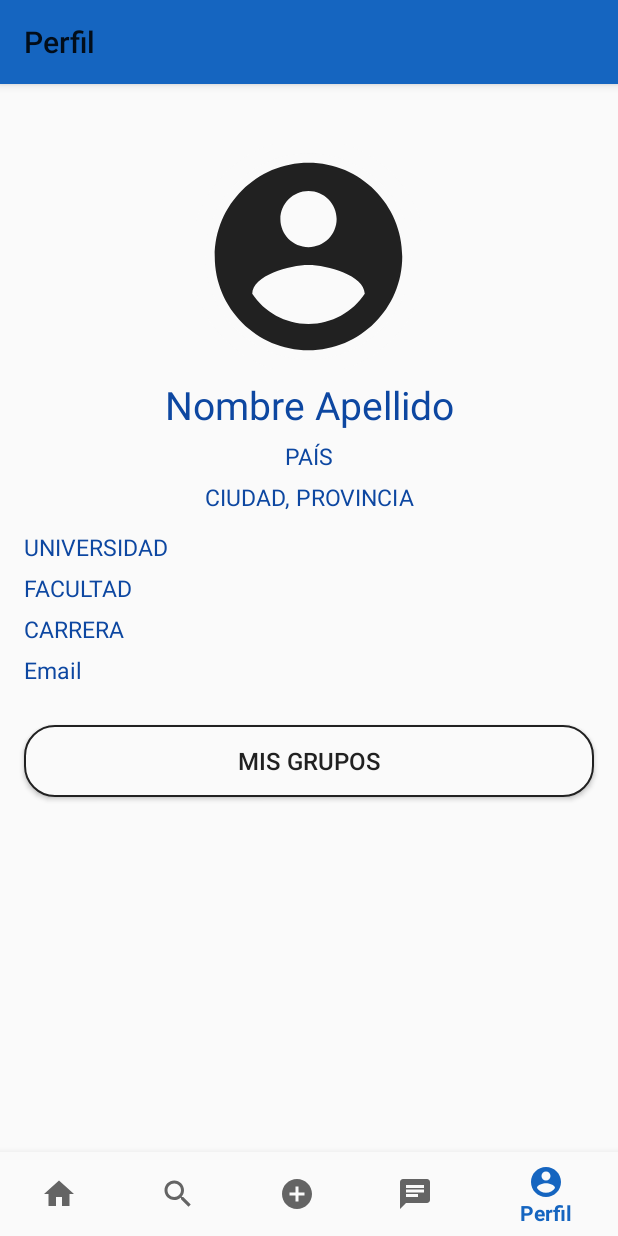
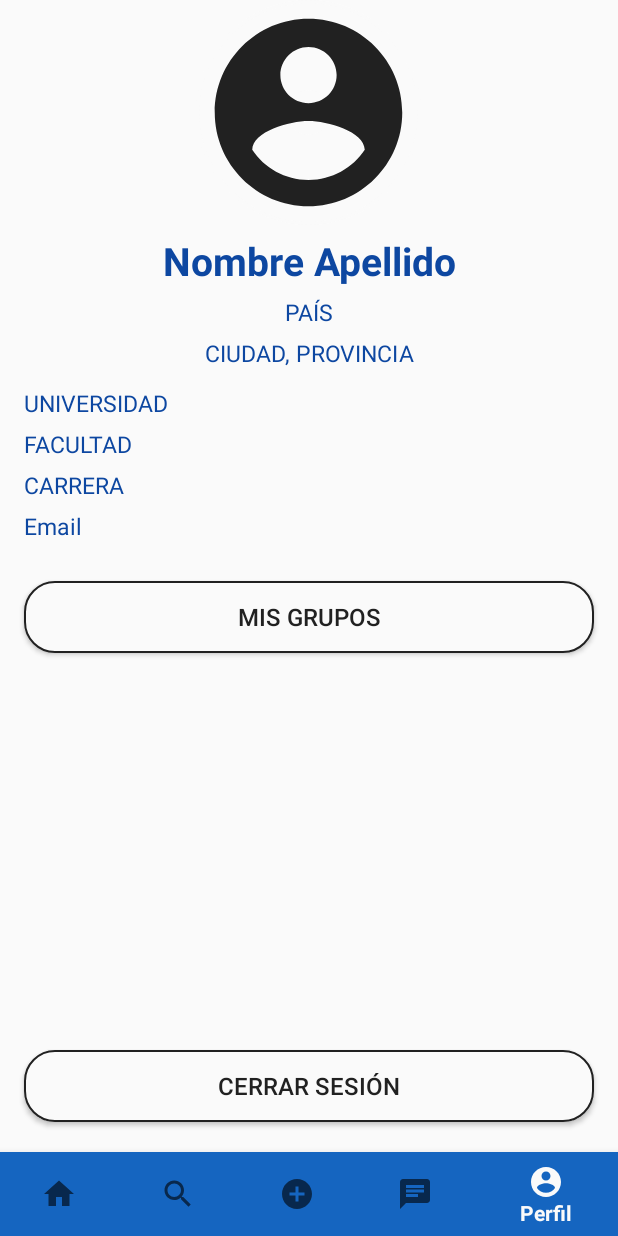
Before and after one commit to alanbraidot/StudyGroup, an Android app: the AccountFragment screen opened through its navigation route, on a phone screen of 412 x 824 dp. Run offline under Robolectric (Android 15) with nearby library versions, the phone set to English and light mode, and no system bars; our stand-ins replace CircleImageView, navigation-ui; 8 statements that could not run were skipped.

Commit message:
Se completo la logica de AccountFragment

```diff
--- a/app/src/main/java/com/example/studygroup/activities/LoginActivity.java
+++ b/app/src/main/java/com/example/studygroup/activities/LoginActivity.java
@@ -59,11 +59,12 @@ public class LoginActivity extends AppCompatActivity {
     private void actualizarUI(GoogleSignInAccount account){
         if(account !=null){
             Intent i = new Intent(getApplicationContext(), MainActivity.class);
+            //TODO Cargar MainActivity.usuarioActivo con el usuario que se logueo.
             startActivity(i);
             finish();
         }
         else {
-            //TODO Configurar boton de login
+            //TODO Configurar boton de login.
         }
     }
 
--- a/app/src/main/java/com/example/studygroup/activities/MainActivity.java
+++ b/app/src/main/java/com/example/studygroup/activities/MainActivity.java
@@ -2,29 +2,37 @@ package com.example.studygroup.activities;
 
 import android.content.Intent;
 import android.os.Bundle;
+import android.view.MenuItem;
+import android.widget.Button;
+import android.widget.TextView;
 
 import com.example.studygroup.R;
+import com.example.studygroup.domain.Estudiante;
 import com.google.android.gms.auth.api.signin.GoogleSignIn;
 import com.google.android.gms.auth.api.signin.GoogleSignInAccount;
 import com.google.android.gms.auth.api.signin.GoogleSignInClient;
 import com.google.android.gms.auth.api.signin.GoogleSignInOptions;
 import com.google.android.material.bottomnavigation.BottomNavigationView;
 
+import androidx.annotation.NonNull;
+import androidx.appcompat.app.ActionBar;
 import androidx.appcompat.app.AppCompatActivity;
 import androidx.navigation.NavController;
 import androidx.navigation.Navigation;
 import androidx.navigation.ui.AppBarConfiguration;
 import androidx.navigation.ui.NavigationUI;
 
+import de.hdodenhof.circleimageview.CircleImageView;
+
 public class MainActivity extends AppCompatActivity {
+
+    public static Estudiante usuarioActivo=null;
 
     @Override
     protected void onCreate(Bundle savedInstanceState) {
         super.onCreate(savedInstanceState);
         setContentView(R.layout.activity_main);
         BottomNavigationView navView = findViewById(R.id.nav_view);
-        // Passing each menu ID as a set of Ids because each
-        // menu should be considered as top level destinations.
         AppBarConfiguration appBarConfiguration = new AppBarConfiguration.Builder(
                 R.id.navigation_home, R.id.navigation_search, R.id.navigation_create, R.id.navigation_chat, R.id.navigation_account)
                 .build();
@@ -32,6 +40,10 @@ public class MainActivity extends AppCompatActivity {
         NavigationUI.setupActionBarWithNavController(this, navController, appBarConfiguration);
         NavigationUI.setupWithNavController(navView, navController);
 
+        ActionBar actionBar = getSupportActionBar();
+        actionBar.hide();
     }
 
+
+
 }
--- a/app/src/main/java/com/example/studygroup/activities/fragments/account/AccountFragment.java
+++ b/app/src/main/java/com/example/studygroup/activities/fragments/account/AccountFragment.java
@@ -2,6 +2,10 @@ package com.example.studygroup.activities.fragments.account;
 
 import androidx.lifecycle.ViewModelProviders;
 
+import android.app.AlertDialog;
+import android.content.Context;
+import android.content.DialogInterface;
+import android.content.Intent;
 import android.os.Bundle;
 
 import androidx.annotation.NonNull;
@@ -10,25 +14,88 @@ import androidx.fragment.app.Fragment;
 import android.view.LayoutInflater;
 import android.view.View;
 import android.view.ViewGroup;
+import android.widget.Button;
+import android.widget.TextView;
 
 import com.example.studygroup.R;
+import com.example.studygroup.activities.LoginActivity;
+import com.example.studygroup.activities.MainActivity;
+
+import de.hdodenhof.circleimageview.CircleImageView;
 
 public class AccountFragment extends Fragment {
 
     private AccountViewModel mViewModel;
 
+    private CircleImageView fotoPerfil;
+    private TextView nombre;
+    private TextView pais;
+    private TextView ciudadProvincia;
+    private TextView universidad;
+    private TextView facultad;
+    private TextView carrera;
+    private TextView email;
+    private Button btnMisGrupos;
+    private Button btnCerrarSesion;
+
+    private Context context;
+
     public View onCreateView(@NonNull LayoutInflater inflater,
-                             ViewGroup container, Bundle savedInstanceState) {
-        mViewModel =
-                ViewModelProviders.of(this).get(AccountViewModel.class);
+                             final ViewGroup container, Bundle savedInstanceState) {
+        mViewModel = ViewModelProviders.of(this).get(AccountViewModel.class);
         View root = inflater.inflate(R.layout.fragment_account, container, false);
-        /*final TextView textView = root.findViewById(R.id.text_account);
-        mViewModel.getText().observe(this, new Observer<String>() {
+        context = root.getContext();
+
+        fotoPerfil = (CircleImageView) root.findViewById(R.id.image_foto_perfil);
+        nombre = (TextView) root.findViewById(R.id.tv_nombre_perfil);
+        pais = (TextView) root.findViewById(R.id.tv_pais_perfil);
+        ciudadProvincia = (TextView) root.findViewById(R.id.tv_ciudad_perfil);
+        universidad = (TextView) root.findViewById(R.id.tv_universidad_perfil);
+        facultad = (TextView) root.findViewById(R.id.tv_facultad_perfil);
+        carrera = (TextView) root.findViewById(R.id.tv_carrera_perfil);
+        email = (TextView) root.findViewById(R.id.tv_email_perfil);
+        btnMisGrupos = (Button) root.findViewById(R.id.btn_misgrupos_perfil);
+        btnCerrarSesion = (Button) root.findViewById(R.id.btn_cerrar_sesion_perfil);
+
+        fotoPerfil.setImageBitmap(MainActivity.usuarioActivo.getFoto());
+        nombre.setText(MainActivity.usuarioActivo.getNombre());
+        pais.setText(MainActivity.usuarioActivo.getDomicilio().getPaisEnum().toString());
+        ciudadProvincia.setText(MainActivity.usuarioActivo.getDomicilio().getCiudadEnum().toString()+", "+MainActivity.usuarioActivo.getDomicilio().getProvinciaEnum().toString());
+        universidad.setText(MainActivity.usuarioActivo.getCarrera().getFacultad().getUniversidad().getUniversidadEnum().toString());
+        facultad.setText(MainActivity.usuarioActivo.getCarrera().getFacultad().getFacultadEnum().toString());
+        carrera.setText(MainActivity.usuarioActivo.getCarrera().getCarreraEnum().toString());
+        email.setText(MainActivity.usuarioActivo.getEmail());
+
+        btnMisGrupos.setOnClickListener(new View.OnClickListener() {
             @Override
-            public void onChanged(@Nullable String s) {
-                textView.setText(s);
+            public void onClick(View v) {
+                //TODO Cargar activity MyGroups.
             }
-        });*/
+        });
+
+        btnCerrarSesion.setOnClickListener(new View.OnClickListener() {
+            @Override
+            public void onClick(View v) {
+                AlertDialog.Builder builder = new AlertDialog.Builder(context);
+                builder.setMessage(R.string.dialog_cerrar_sesion)
+                        .setPositiveButton(R.string.positive_button, new DialogInterface.OnClickListener() {
+                            @Override
+                            public void onClick(DialogInterface dialog, int which) {
+                                MainActivity.usuarioActivo=null;
+                                Intent i = new Intent(context, LoginActivity.class);
+                                startActivity(i);
+                            }
+                        })
+                        .setNegativeButton(R.string.negative_button, new DialogInterface.OnClickListener() {
+                            @Override
+                            public void onClick(DialogInterface dialog, int which) {
+
+                            }
+                        });
+                AlertDialog dialog = builder.create();
+                dialog.show();
+            }
+        });
         return root;
     }
 }
--- a/app/src/main/res/layout/activity_main.xml
+++ b/app/src/main/res/layout/activity_main.xml
@@ -5,18 +5,6 @@
     android:id="@+id/container"
     android:layout_width="match_parent"
     android:layout_height="match_parent">
-
-    <com.google.android.material.bottomnavigation.BottomNavigationView
-        android:id="@+id/nav_view"
-        android:layout_width="0dp"
-        android:layout_height="wrap_content"
-        android:layout_marginStart="0dp"
-        android:layout_marginEnd="0dp"
-        android:background="?android:attr/windowBackground"
-        app:layout_constraintBottom_toBottomOf="parent"
-        app:layout_constraintLeft_toLeftOf="parent"
-        app:layout_constraintRight_toRightOf="parent"
-        app:menu="@menu/bottom_nav_menu" />
 
     <fragment
         android:id="@+id/nav_host_fragment"
@@ -30,4 +18,17 @@
         app:layout_constraintTop_toTopOf="parent"
         app:navGraph="@navigation/mobile_navigation" />
 
+    <com.google.android.material.bottomnavigation.BottomNavigationView
+        android:id="@+id/nav_view"
+        android:layout_width="0dp"
+        android:layout_height="wrap_content"
+        android:layout_marginStart="0dp"
+        android:layout_marginEnd="0dp"
+        android:background="?android:attr/windowBackground"
+        app:itemBackground="@color/colorBgNavBottomBar"
+        app:layout_constraintBottom_toBottomOf="parent"
+        app:layout_constraintLeft_toLeftOf="parent"
+        app:layout_constraintRight_toRightOf="parent"
+        app:menu="@menu/bottom_nav_menu" />
+
 </androidx.constraintlayout.widget.ConstraintLayout>
--- a/app/src/main/res/layout/fragment_account.xml
+++ b/app/src/main/res/layout/fragment_account.xml
@@ -1,104 +1,130 @@
 <?xml version="1.0" encoding="utf-8"?>
-<LinearLayout xmlns:android="http://schemas.android.com/apk/res/android"
+<androidx.constraintlayout.widget.ConstraintLayout xmlns:android="http://schemas.android.com/apk/res/android"
     xmlns:app="http://schemas.android.com/apk/res-auto"
     xmlns:tools="http://schemas.android.com/tools"
     android:layout_width="match_parent"
     android:layout_height="match_parent"
-    android:orientation="vertical">
+    android:paddingBottom="50dp">
 
-    <ImageView
+    <LinearLayout
+        android:layout_width="match_parent"
+        android:layout_height="wrap_content"
+        android:orientation="vertical"
+        app:layout_constraintEnd_toEndOf="parent"
+        app:layout_constraintStart_toStartOf="parent"
+        app:layout_constraintTop_toTopOf="parent">
+
+        <de.hdodenhof.circleimageview.CircleImageView
             android:id="@+id/image_foto_perfil"
-        android:layout_marginTop="40dp"
-        android:layout_gravity="center_horizontal"
             android:layout_width="150dp"
             android:layout_height="150dp"
-        android:background="@drawable/img"
-        />
+            android:src="@drawable/img"
+            app:civ_border_width="2dp"
+            app:civ_border_color="@color/colorBlanco"
+            android:layout_gravity="center_horizontal" />
 
         <TextView
             android:id="@+id/tv_nombre_perfil"
             android:layout_width="match_parent"
             android:layout_height="wrap_content"
-        android:textColor="@color/colorSecundario"
             android:layout_marginHorizontal="@dimen/activity_horizontal_margin"
             android:layout_marginVertical="@dimen/activity_verticalchico_margin"
+            android:text="Nombre Apellido"
+            android:textStyle="bold"
             android:textAlignment="center"
-        android:textSize="26dp"
-        android:text="Nombre Apellido" />
+            android:textColor="@color/colorSecundario"
+            android:textSize="26dp" />
 
         <TextView
             android:id="@+id/tv_pais_perfil"
             android:layout_width="match_parent"
             android:layout_height="wrap_content"
+            android:layout_marginHorizontal="@dimen/activity_horizontal_margin"
+            android:text="País"
+            android:textAlignment="center"
+            android:textAllCaps="true"
             android:textColor="@color/colorSecundario"
-        android:textAllCaps="true"
-        android:layout_marginHorizontal="@dimen/activity_horizontal_margin"
-        android:textSize="15dp"
-        android:textAlignment="center"
-        android:text="País" />
+            android:textSize="15dp" />
 
         <TextView
             android:id="@+id/tv_ciudad_perfil"
             android:layout_width="match_parent"
             android:layout_height="wrap_content"
-        android:textColor="@color/colorSecundario"
-        android:textAllCaps="true"
             android:layout_marginHorizontal="@dimen/activity_horizontal_margin"
             android:layout_marginVertical="@dimen/activity_verticalchico_margin"
-        android:textSize="15dp"
+            android:text="Ciudad, Provincia"
             android:textAlignment="center"
-        android:text="Ciudad, Provincia" />
+            android:textAllCaps="true"
+            android:textColor="@color/colorSecundario"
+            android:textSize="15dp" />
 
         <TextView
             android:id="@+id/tv_universidad_perfil"
             android:layout_width="match_parent"
             android:layout_height="wrap_content"
-        android:textColor="@color/colorSecundario"
-        android:textAllCaps="true"
             android:layout_marginHorizontal="@dimen/activity_horizontal_margin"
             android:layout_marginVertical="@dimen/activity_verticalchico_margin"
-        android:textSize="15dp"
-        android:text="Universidad" />
+            android:text="Universidad"
+            android:textAllCaps="true"
+            android:textColor="@color/colorSecundario"
+            android:textSize="15dp" />
 
         <TextView
             android:id="@+id/tv_facultad_perfil"
             android:layout_width="match_parent"
             android:layout_height="wrap_content"
+            android:layout_marginHorizontal="@dimen/activity_horizontal_margin"
+            android:text="Facultad"
+            android:textAllCaps="true"
             android:textColor="@color/colorSecundario"
-        android:textAllCaps="true"
-        android:layout_marginHorizontal="@dimen/activity_horizontal_margin"
-        android:textSize="15dp"
-        android:text="Facultad" />
+            android:textSize="15dp" />
 
         <TextView
             android:id="@+id/tv_carrera_perfil"
             android:layout_width="match_parent"
             android:layout_height="wrap_content"
-        android:textColor="@color/colorSecundario"
-        android:textAllCaps="true"
             android:layout_marginHorizontal="@dimen/activity_horizontal_margin"
             android:layout_marginVertical="@dimen/activity_verticalchico_margin"
-        android:textSize="15dp"
-        android:text="Carrera" />
+            android:text="Carrera"
+            android:textAllCaps="true"
+            android:textColor="@color/colorSecundario"
+            android:textSize="15dp" />
 
         <TextView
             android:id="@+id/tv_email_perfil"
             android:layout_width="match_parent"
             android:layout_height="wrap_content"
+            android:layout_marginHorizontal="@dimen/activity_horizontal_margin"
+            android:text="Email"
             android:textColor="@color/colorSecundario"
-        android:layout_marginHorizontal="@dimen/activity_horizontal_margin"
-        android:textSize="15dp"
-        android:text="Email" />
+            android:textSize="15dp" />
 
         <Button
             android:id="@+id/btn_misgrupos_perfil"
             android:layout_width="match_parent"
             android:layout_height="wrap_content"
-        android:textColor="@color/colorNegro"
-        android:background="@drawable/botonblanco"
-        android:textSize="16dp"
             android:layout_marginHorizontal="@dimen/activity_horizontal_margin"
             android:layout_marginVertical="@dimen/activity_verticalgrande_margin"
-        android:text="MIS GRUPOS" />
+            android:background="@drawable/botonblanco"
+            android:text="MIS GRUPOS"
+            android:textColor="@color/colorNegro"
+            android:textSize="16dp" />
 
     </LinearLayout>
+
+    <Button
+        android:id="@+id/btn_cerrar_sesion_perfil"
+        android:layout_width="match_parent"
+        android:layout_height="wrap_content"
+        android:layout_marginHorizontal="@dimen/activity_horizontal_margin"
+        android:layout_marginVertical="@dimen/activity_verticalgrande_margin"
+        android:background="@drawable/botonblanco"
+        android:text="@string/btn_cerrar_sesion"
+        android:textAllCaps="true"
+        android:textColor="@color/colorNegro"
+        android:textSize="16dp"
+        app:layout_constraintBottom_toBottomOf="parent"
+        app:layout_constraintEnd_toEndOf="parent"
+        app:layout_constraintStart_toStartOf="parent" />
+
+</androidx.constraintlayout.widget.ConstraintLayout>
--- a/app/src/main/res/values/colors.xml
+++ b/app/src/main/res/values/colors.xml
@@ -1,7 +1,9 @@
 <?xml version="1.0" encoding="utf-8"?>
 <resources>
-    <color name="colorPrimary">#1565c0</color>
+    <color name="colorPrimary">#fafafa</color>
     <color name="colorPrimaryDark">#0d47a1</color>
+    <color name="colorInactiveNavBottomBar">#42a5f5</color>
+    <color name="colorBgNavBottomBar">#1565c0</color>
     <color name="colorAccent">#D81B60</color>
     <color name="colorSecundario">#0d47a1</color>
     <color name="colorBlanco">#FAFAFA</color>
--- a/app/src/main/res/values/strings.xml
+++ b/app/src/main/res/values/strings.xml
@@ -31,4 +31,8 @@
     <string name="tv_materias_registro">Materias:</string>
     <string name="btn_login_google">LOGIN WITH GOOGLE</string>
     <string name="content_description_logo_login">Logo</string>
+    <string name="btn_cerrar_sesion">Cerrar Sesión</string>
+    <string name="dialog_cerrar_sesion">¿Está seguro que desea cerrar sesión?</string>
+    <string name="positive_button">SI</string>
+    <string name="negative_button">NO</string>
 </resources>
```
Also changed, not shown: app/src/main/AndroidManifest.xml (+6 -6 lines), app/src/main/java/com/example/studygroup/activities/fragments/account/AccountViewModel.java (+8 -0 lines), app/src/main/java/com/example/studygroup/domain/Carrera.java (+7 -1 lines), app/src/main/java/com/example/studygroup/domain/Estudiante.java (+6 -6 lines), app/src/main/java/com/example/studygroup/domain/Facultad.java (+9 -2 lines), app/src/main/java/com/example/studygroup/domain/Persona.java (+7 -1 lines). Lines whose indentation alone changed are shown as unchanged.
